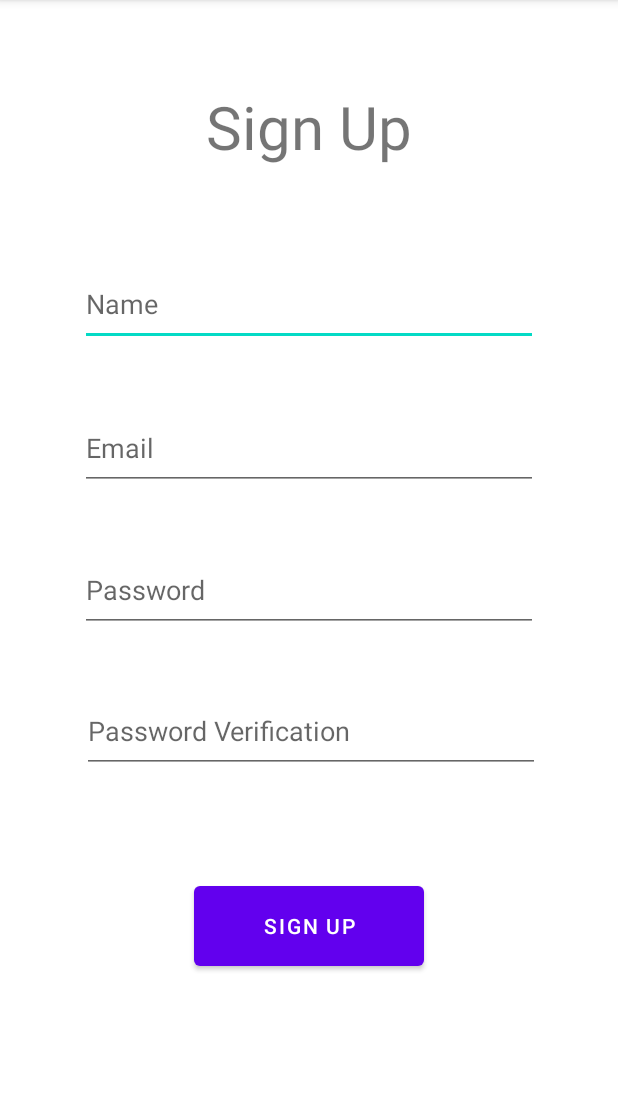
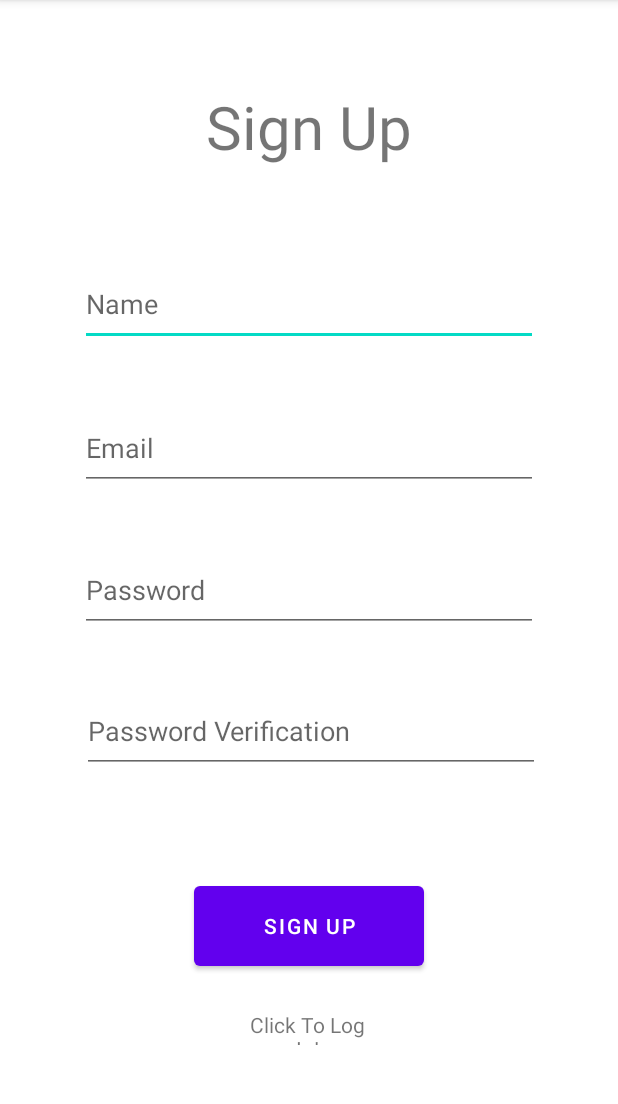
Before and after one commit to SimosNeopoulos/AdoptMe, an Android app: the screen it shows after launch (SignUpActivity), on a phone screen of 412 x 824 dp, the part 84-1188 px from its top. Run offline under Robolectric (Android 15) with nearby library versions, the phone set to English and light mode, and no system bars; our stand-ins replace Firebase (no records; nobody signed in at launch, a user with empty details on screens opened directly).

Commit message:
Second commit for sign up. With some firebase

```diff
--- a/app/build.gradle
+++ b/app/build.gradle
@@ -1,5 +1,6 @@
 plugins {
     id 'com.android.application'
+    id 'com.google.gms.google-services'
 }
 
 android {
@@ -31,8 +32,9 @@ android {
 dependencies {
 
     implementation 'androidx.appcompat:appcompat:1.6.1'
-    implementation 'com.google.android.material:material:1.8.0'
-    implementation 'androidx.constraintlayout:constraintlayout:2.1.3'
+    implementation 'com.google.android.material:material:1.9.0'
+    implementation 'androidx.constraintlayout:constraintlayout:2.1.4'
+    implementation 'com.google.firebase:firebase-auth:22.0.0'
     testImplementation 'junit:junit:4.13.2'
     androidTestImplementation 'androidx.test.ext:junit:1.1.5'
     androidTestImplementation 'androidx.test.espresso:espresso-core:3.5.1'
--- a/app/src/main/AndroidManifest.xml
+++ b/app/src/main/AndroidManifest.xml
@@ -2,6 +2,7 @@
 <manifest xmlns:android="http://schemas.android.com/apk/res/android"
     xmlns:tools="http://schemas.android.com/tools">
 
+    <uses-permission android:name="android.permission.INTERNET"/>
     <application
         android:allowBackup="true"
         android:dataExtractionRules="@xml/data_extraction_rules"
--- a/app/src/main/java/com/example/adoptme/SignUpActivity.java
+++ b/app/src/main/java/com/example/adoptme/SignUpActivity.java
@@ -1,14 +1,84 @@
 package com.example.adoptme;
 
+import androidx.annotation.NonNull;
 import androidx.appcompat.app.AppCompatActivity;
 
+import android.annotation.SuppressLint;
+import android.content.Intent;
 import android.os.Bundle;
+import android.text.TextUtils;
+import android.view.View;
+import android.widget.Button;
+import android.widget.EditText;
+import android.widget.TextView;
+
+import com.google.android.gms.tasks.OnCompleteListener;
+import com.google.android.gms.tasks.Task;
+import com.google.firebase.auth.AuthResult;
+import com.google.firebase.auth.FirebaseAuth;
 
 public class SignUpActivity extends AppCompatActivity {
+
+    EditText name, email, password, passwordVerification;
+    Button submitBtn;
+    FirebaseAuth mAuth;
+    TextView goToLogIn;
 
     @Override
     protected void onCreate(Bundle savedInstanceState) {
         super.onCreate(savedInstanceState);
         setContentView(R.layout.activity_sign_up);
+        name = findViewById(R.id.signUpName);
+        email = findViewById(R.id.signUpEmail);
+        password = findViewById(R.id.signUpPassword);
+        passwordVerification = findViewById(R.id.signUpPasswordVerification);
+        submitBtn = findViewById(R.id.signUpBtn);
+        goToLogIn = findViewById(R.id.signUpToLogIn);
+        mAuth = FirebaseAuth.getInstance();
+
+    }
+
+    public void signUp(View view) {
+        String email, name, password, passwordVerification;
+        name = String.valueOf(this.name.getText());
+        email = String.valueOf(this.email.getText());
+        password = String.valueOf(this.password.getText());
+        passwordVerification = String.valueOf(this.passwordVerification.getText());
+
+        // TODO: Να το ολοκληρώσω
+        if (!checkForEmptyStrings(name, email, password, passwordVerification)) {
+
+        }
+
+        // TODO: Να το ολοκληρώσω
+        if (!password.equals(passwordVerification)) {
+
+        }
+
+        mAuth.createUserWithEmailAndPassword(email, password)
+                .addOnCompleteListener(this, new OnCompleteListener<AuthResult>() {
+                    @Override
+                    public void onComplete(@NonNull Task<AuthResult> task) {
+                        // TODO: Να το ολοκληρώσω
+                        if (task.isSuccessful()) {
+                            Intent intent = new Intent(getApplicationContext(), MainActivity.class);
+                            startActivity(intent);
+                            finish();
+                        } else {
+
+                        }
+                    }
+                });
+    }
+
+    private boolean checkForEmptyStrings(String name, String email, String password, String password2) {
+        return !TextUtils.isEmpty(name) && !TextUtils.isEmpty(email) &&
+                !TextUtils.isEmpty(password) && !TextUtils.isEmpty(password2);
+    }
+
+    public void goToLogInPage(View view) {
+        Intent intent = new Intent(getApplicationContext(), LoginActivity.class);
+        startActivity(intent);
+        finish();
     }
 }
--- a/app/src/main/res/layout/activity_sign_up.xml
+++ b/app/src/main/res/layout/activity_sign_up.xml
@@ -7,7 +7,7 @@
     tools:context=".SignUpActivity">
 
     <TextView
-        android:id="@+id/textView2"
+        android:id="@+id/signUpText"
         android:layout_width="209dp"
         android:layout_height="59dp"
         android:text="@string/sign_up"
@@ -20,7 +20,7 @@
         app:layout_constraintVertical_bias="0.081" />
 
     <EditText
-        android:id="@+id/editTextText3"
+        android:id="@+id/signUpName"
         android:layout_width="305dp"
         android:layout_height="56dp"
         android:ems="10"
@@ -34,7 +34,7 @@
         app:layout_constraintVertical_bias="0.245" />
 
     <EditText
-        android:id="@+id/editTextTextEmailAddress4"
+        android:id="@+id/signUpEmail"
         android:layout_width="305dp"
         android:layout_height="56dp"
         android:ems="10"
@@ -48,7 +48,7 @@
         app:layout_constraintVertical_bias="0.38" />
 
     <EditText
-        android:id="@+id/editTextTextPassword6"
+        android:id="@+id/signUpPassword"
         android:layout_width="305dp"
         android:layout_height="56dp"
         android:ems="10"
@@ -61,7 +61,7 @@
         app:layout_constraintVertical_bias="0.513" />
 
     <EditText
-        android:id="@+id/editTextTextPassword7"
+        android:id="@+id/signUpPasswordVerification"
         android:layout_width="305dp"
         android:layout_height="56dp"
         android:ems="10"
@@ -75,13 +75,28 @@
         app:layout_constraintVertical_bias="0.645" />
 
     <Button
-        android:id="@+id/button2"
+        android:id="@+id/signUpBtn"
         android:layout_width="153dp"
         android:layout_height="65dp"
+        android:onClick="signUp"
         android:text="@string/sign_up"
         app:layout_constraintBottom_toBottomOf="parent"
         app:layout_constraintEnd_toEndOf="parent"
         app:layout_constraintStart_toStartOf="parent"
         app:layout_constraintTop_toTopOf="parent"
         app:layout_constraintVertical_bias="0.832" />
+
+    <TextView
+        android:id="@+id/signUpToLogIn"
+        android:layout_width="78dp"
+        android:layout_height="23dp"
+        android:text="@string/click_to_log_in"
+        android:textAlignment="center"
+        android:onClick="goToLogInPage"
+        app:layout_constraintBottom_toBottomOf="parent"
+        app:layout_constraintEnd_toEndOf="parent"
+        app:layout_constraintHorizontal_bias="0.498"
+        app:layout_constraintStart_toStartOf="parent"
+        app:layout_constraintTop_toTopOf="parent"
+        app:layout_constraintVertical_bias="0.904" />
 </androidx.constraintlayout.widget.ConstraintLayout>
--- a/app/src/main/res/values/strings.xml
+++ b/app/src/main/res/values/strings.xml
@@ -8,4 +8,5 @@
     <string name="email">Email</string>
     <string name="password">Password</string>
     <string name="password_verification">Password Verification</string>
+    <string name="click_to_log_in">Click To Log In!</string>
 </resources>
--- a/build.gradle
+++ b/build.gradle
@@ -1,4 +1,8 @@
-// Top-level build file where you can add configuration options common to all sub-projects/modules.
+buildscript {
+    dependencies {
+        classpath 'com.google.gms:google-services:4.3.15'
+    }
+}// Top-level build file where you can add configuration options common to all sub-projects/modules.
 plugins {
     id 'com.android.application' version '8.0.0' apply false
     id 'com.android.library' version '8.0.0' apply false
```
